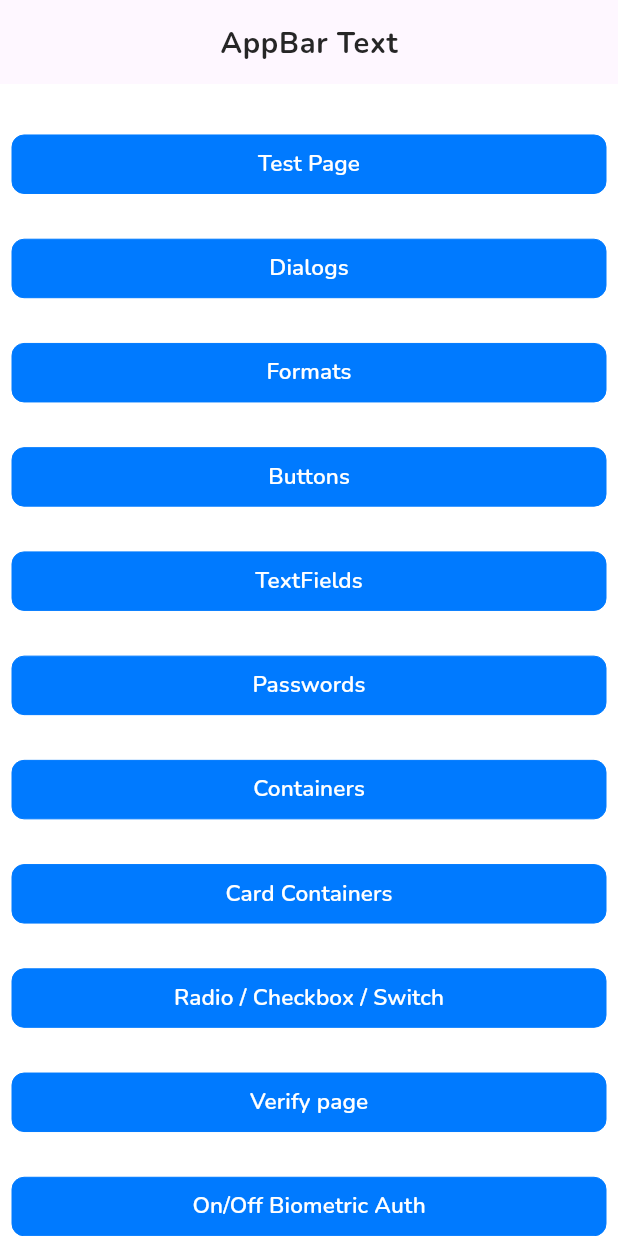
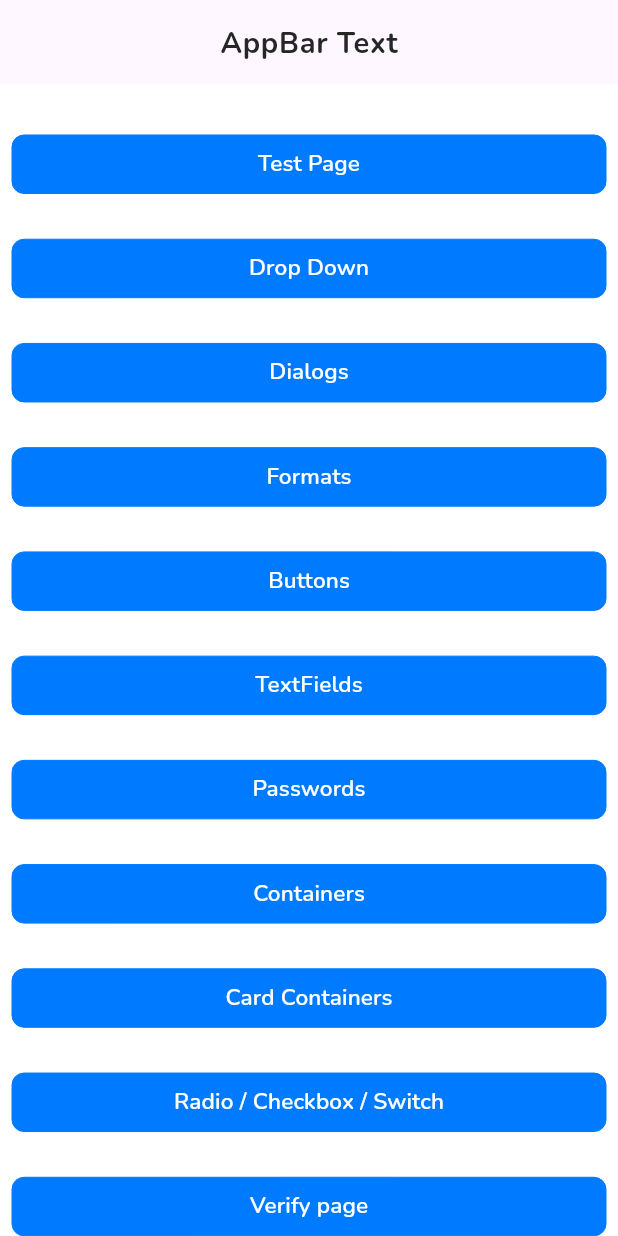
Before and after one commit to helium390/fl_my_awesome, a Flutter app: the screen it shows after launch, on a phone screen of 412 x 824 dp. Run offline on Flutter 3.47's test engine with Material 3 defaults, Android fonts, the light colour scheme and no system bars; our stand-ins replace flutter_screenutil, flutter_svg, fluttertoast, get, get_storage, google_fonts and 4 more; missing offline and left inert: local_auth_android, local_auth_darwin.

Commit message:
Added DropDownMenu

```diff
--- a/lib/config/root_binding.dart
+++ b/lib/config/root_binding.dart
@@ -5,6 +5,7 @@ import '../presentation/pages/biometric/biometrics/biometrics_controller.dart';
 import '../presentation/pages/buttons/buttons_controller.dart';
 import '../presentation/pages/containers/containers_controller.dart';
 import '../presentation/pages/dialogs/dialogs_controller.dart';
+import '../presentation/pages/drop_down/drop_down_controller.dart';
 import '../presentation/pages/formats/formats_controller.dart';
 import '../presentation/pages/home/home_controller.dart';
 import '../presentation/pages/passwords/password_controller.dart';
@@ -30,6 +31,7 @@ class RootBinding implements Bindings {
     Get.lazyPut(() => BiometricsController(), fenix: true);
     Get.lazyPut(() => FormatsController(), fenix: true);
     Get.lazyPut(() => DialogsController(), fenix: true);
+    Get.lazyPut(() => DropDownController(), fenix: true);
 
     /// Repositories -----------------------------------------------------------
   }
--- a/lib/core/utils/app_assets.dart
+++ b/lib/core/utils/app_assets.dart
@@ -22,6 +22,7 @@ class IconsInAssets {
   String get delete => "assets/icons/ic_delete.svg";
   String get verify => "assets/icons/ic_verify.svg";
   String get exit => "assets/icons/exit.svg";
+  String get dropdown => "assets/icons/ic_dropdown.svg";
 }
 
 class Lotties {
--- a/lib/core/utils/app_styles.dart
+++ b/lib/core/utils/app_styles.dart
@@ -12,6 +12,12 @@ class AppStyles {
   );
 
   /// Text 13 sp ---------------------------------------------------------------
+  static TextStyle text13sp300black1 = TextStyle(
+    fontWeight: FontWeight.w300,
+    fontSize: 13.sp,
+    color: AppColor.black1,
+  );
+
   static TextStyle text13sp400white = TextStyle(
     fontWeight: FontWeight.w400,
     fontSize: 13.sp,
@@ -81,10 +87,22 @@ class AppStyles {
     color: AppColor.hintColor,
   );
 
+  static TextStyle text15sp400black = TextStyle(
+    fontWeight: FontWeight.w400,
+    fontSize: 15.sp,
+    color: AppColor.black,
+  );
+
   static TextStyle text15sp400black1 = TextStyle(
     fontWeight: FontWeight.w400,
     fontSize: 15.sp,
     color: AppColor.black1,
+  );
+
+  static TextStyle text15sp400black3 = TextStyle(
+    fontWeight: FontWeight.w400,
+    fontSize: 15.sp,
+    color: AppColor.black3,
   );
 
   static TextStyle text15sp400blue1 = TextStyle(
--- /dev/null
+++ b/lib/presentation/pages/drop_down/drop_down_controller.dart
@@ -0,0 +1,27 @@
+import 'package:get/get.dart';
+
+class DropDownController extends GetxController {
+  static DropDownController get to => Get.find();
+
+  DropDownController();
+
+  bool isLoading = false;
+
+  final genderList = [
+    'Male',
+    'Female',
+    'Other',
+  ];
+
+  dynamic genderType;
+  void setGenderType(type) {
+    genderType = type;
+    update();
+  }
+
+  /// Others -------------------------------------------------------------------
+  void changeLoading() {
+    isLoading = !isLoading;
+    update();
+  }
+}
--- a/lib/presentation/pages/home/home_page.dart
+++ b/lib/presentation/pages/home/home_page.dart
@@ -9,6 +9,7 @@ import '../buttons/buttons_page.dart';
 import '../containers/card_containers_page.dart';
 import '../containers/containers_page.dart';
 import '../dialogs/dialogs_page.dart';
+import '../drop_down/drop_down_page.dart';
 import '../formats/formats_page.dart';
 import '../passwords/password_page.dart';
 import '../radio/radio_page.dart';
@@ -41,6 +42,13 @@ class HomePage extends StatelessWidget {
                     text: 'Test Page',
                     onPress: () {
                       Get.to(() => TestPage());
+                    },
+                  ),
+                  20.ph,
+                  CustomButton(
+                    text: 'Drop Down',
+                    onPress: () {
+                      Get.to(() => DropDownPage());
                     },
                   ),
                   20.ph,
```
Also changed, not shown: lib/presentation/pages/drop_down/drop_down_page.dart (added, +87 -0 lines), lib/presentation/widgets/drop_down_menu.dart (added, +123 -0 lines), assets/icons/ic_dropdown.svg (added).
